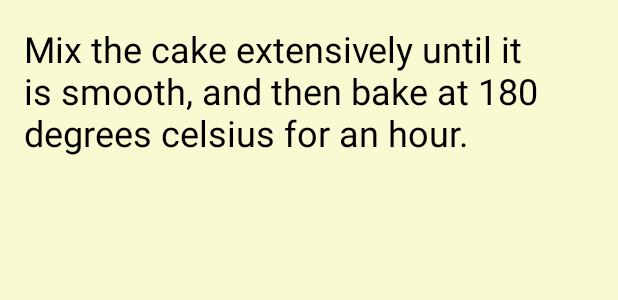
After one commit to bqfix/Bake, an Android app: the layout activity_media.xml on its own in the app's theme, with its tools: preview values and no code run, on a phone screen of 412 x 824 dp. The commit adds this screen. Shown: the top 300 px of the screen. Run offline under Robolectric (Android 15) with nearby library versions, the phone set to English and light mode, and no system bars.

Commit message:
Created basic MediaActivity
To display the videos for each step (if available), although this functionality is not yet implemented

```diff
--- a/app/src/main/java/com/example/android/bake/DetailActivity.java
+++ b/app/src/main/java/com/example/android/bake/DetailActivity.java
@@ -82,7 +82,9 @@ public class DetailActivity extends AppCompatActivity implements StepAdapter.Ste
 
     @Override
     public void onItemClick(StepInstruction stepInstruction) {
-        //TODO Implement launch to Step Activity
-        Toast.makeText(this, "Not currently implemented", Toast.LENGTH_SHORT).show();
+        Intent mediaIntent = new Intent(DetailActivity.this, MediaActivity.class);
+        mediaIntent.putExtra(getString(R.string.recipe_parcelable_key), mRecipe);
+        mediaIntent.putExtra(getString(R.string.step_number_key), stepInstruction.getmStepNumber());
+        startActivity(mediaIntent);
     }
 }
--- a/app/src/main/java/com/example/android/bake/recipes/StepInstruction.java
+++ b/app/src/main/java/com/example/android/bake/recipes/StepInstruction.java
@@ -30,9 +30,9 @@ public class StepInstruction implements Parcelable {
         this.mStepNumber = mStepNumber;
     }
 
-    //Return a String of the id, indexing begins at 0 so add 1 to id
+    //Return a String of the id
     public String getmStepNumberString() {
-        return String.valueOf(mStepNumber + 1);
+        return String.valueOf(mStepNumber);
     }
 
     public String getmShortDescription() {
--- /dev/null
+++ b/app/src/main/res/layout/activity_media.xml
@@ -0,0 +1,20 @@
+<?xml version="1.0" encoding="utf-8"?>
+<LinearLayout xmlns:android="http://schemas.android.com/apk/res/android"
+    xmlns:app="http://schemas.android.com/apk/res-auto"
+    xmlns:tools="http://schemas.android.com/tools"
+    android:layout_width="match_parent"
+    android:layout_height="match_parent"
+    android:orientation="vertical"
+    tools:context=".MediaActivity"
+    android:background="@color/colorBackground">
+
+    <TextView
+        android:id="@+id/media_step_descrip"
+        android:layout_width="match_parent"
+        android:layout_height="wrap_content"
+        android:padding="16dp"
+        android:textColor="@android:color/black"
+        android:textSize="24sp"
+        tools:text="Mix the cake extensively until it is smooth, and then bake at 180 degrees celsius for an hour." />
+
+</LinearLayout>
--- a/app/src/main/res/values/strings.xml
+++ b/app/src/main/res/values/strings.xml
@@ -32,6 +32,11 @@
     <!-- Detail Activity Strings -->
     <string name="detail_activity_title">Recipe</string>
     <string name="recipe_unavailable_error">Recipe not available.</string>
+    <string name="step_number_key">step_number</string>
+
+    <!-- Media Activity Strings -->
+    <string name="media_activity_title_base">Step\u0020</string>
+    <string name="info_unavailable_error">Step unavailable.</string>
 
 
     <!-- Credit Strings -->
```
Also changed, not shown: app/src/main/AndroidManifest.xml (+9 -4 lines), app/src/main/java/com/example/android/bake/MediaActivity.java (added, +65 -0 lines).
